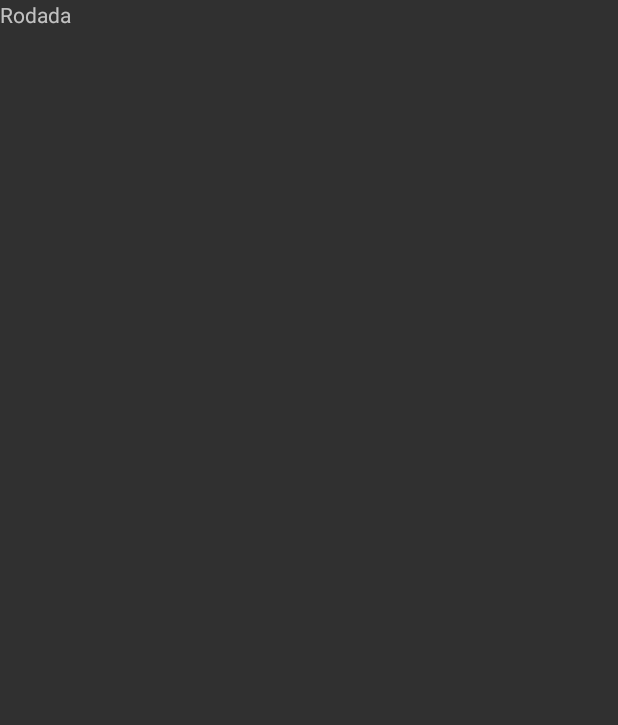
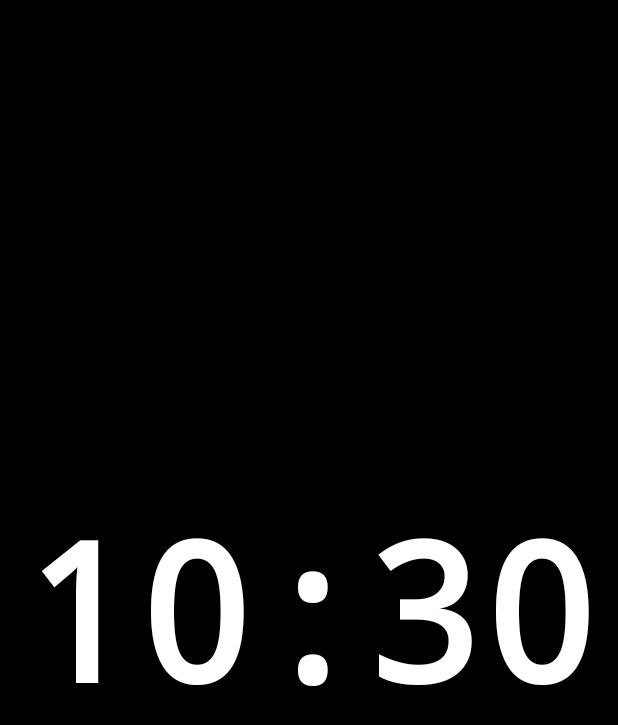
Before and after one commit to KYNOVA-asd/Rodada-pedal, an Android app: the screen it shows after launch (MainActivity), on a phone screen of 412 x 824 dp. Before the commit the part shown is almost empty. Shown: the top 725 px of the screen. Run offline under Robolectric (Android 15) with nearby library versions, the phone set to English and light mode, and no system bars.

Commit message:
Mostrar reloj grande en el S40

```diff
--- a/app/build.gradle.kts
+++ b/app/build.gradle.kts
@@ -1,3 +1,5 @@
+import org.jetbrains.kotlin.gradle.dsl.JvmTarget
+
 plugins {
     id("com.android.application")
     id("org.jetbrains.kotlin.android")
@@ -21,7 +23,10 @@ android {
         targetCompatibility = JavaVersion.VERSION_17
     }
 
-    kotlinOptions {
-        jvmTarget = "17"
+}
+
+kotlin {
+    compilerOptions {
+        jvmTarget.set(JvmTarget.JVM_17)
     }
 }
--- a/app/src/main/java/com/rodada/app/MainActivity.kt
+++ b/app/src/main/java/com/rodada/app/MainActivity.kt
@@ -1,14 +1,45 @@
 package com.rodada.app
 
 import android.app.Activity
+import android.graphics.Color
 import android.os.Bundle
+import android.os.Handler
+import android.os.Looper
+import android.view.WindowManager
 import android.widget.TextView
+import java.time.LocalTime
+import java.time.format.DateTimeFormatter
 
 class MainActivity : Activity() {
+    private val handler = Handler(Looper.getMainLooper())
+    private val timeFormat = DateTimeFormatter.ofPattern("HH:mm")
+    private lateinit var clock: TextView
+
+    private val updateClock = object : Runnable {
+        override fun run() {
+            clock.text = LocalTime.now().format(timeFormat)
+            val millisUntilNextMinute = 60_000L - (System.currentTimeMillis() % 60_000L)
+            handler.postDelayed(this, millisUntilNextMinute)
+        }
+    }
+
     override fun onCreate(savedInstanceState: Bundle?) {
         super.onCreate(savedInstanceState)
-        setContentView(TextView(this).apply {
-            text = getString(R.string.app_name)
-        })
+        window.addFlags(WindowManager.LayoutParams.FLAG_KEEP_SCREEN_ON)
+        window.addFlags(WindowManager.LayoutParams.FLAG_FULLSCREEN)
+        window.navigationBarColor = Color.BLACK
+        setContentView(R.layout.activity_main)
+        clock = findViewById(R.id.clock)
+    }
+
+    override fun onResume() {
+        super.onResume()
+        handler.removeCallbacks(updateClock)
+        updateClock.run()
+    }
+
+    override fun onPause() {
+        handler.removeCallbacks(updateClock)
+        super.onPause()
     }
 }
--- /dev/null
+++ b/app/src/main/res/layout/activity_main.xml
@@ -0,0 +1,17 @@
+<?xml version="1.0" encoding="utf-8"?>
+<TextView xmlns:android="http://schemas.android.com/apk/res/android"
+    android:id="@+id/clock"
+    android:layout_width="match_parent"
+    android:layout_height="match_parent"
+    android:autoSizeTextType="uniform"
+    android:autoSizeMinTextSize="48sp"
+    android:autoSizeMaxTextSize="240sp"
+    android:autoSizeStepGranularity="2sp"
+    android:background="#000000"
+    android:fontFamily="monospace"
+    android:gravity="center"
+    android:includeFontPadding="false"
+    android:maxLines="1"
+    android:padding="12dp"
+    android:textColor="#FFFFFF"
+    android:textStyle="bold" />
```
